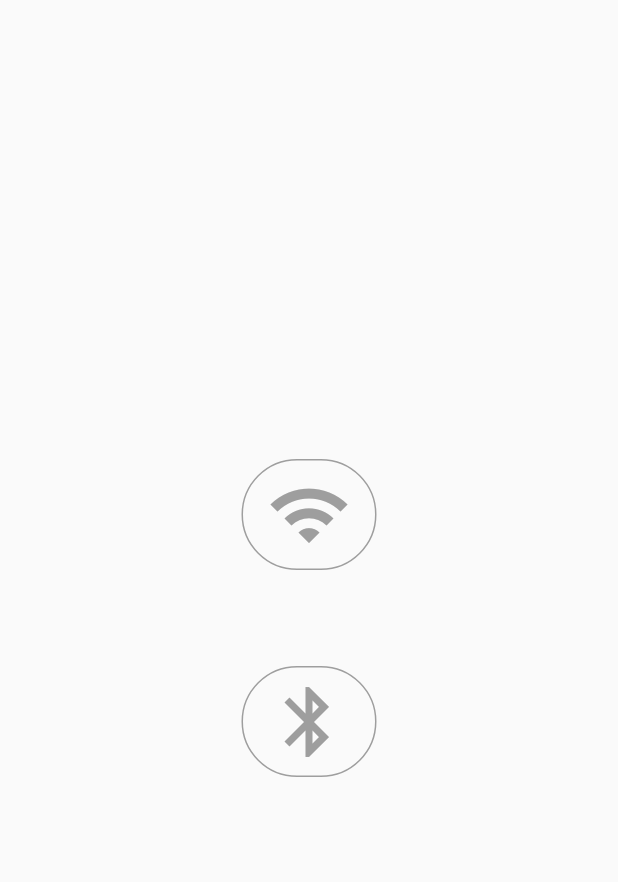
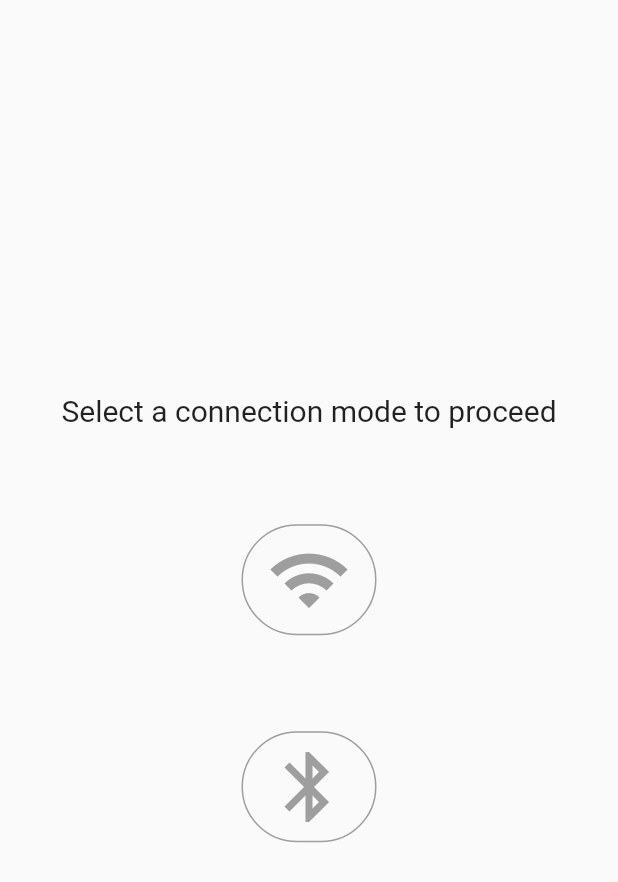
Before and after one commit to Daeon97/mecanum_wheel_drivetrain_controller, a Flutter app: the screen it shows after launch, on a phone screen of 412 x 824 dp. Shown: the top 882 px of the screen. Run offline on Flutter 3.47's test engine with Material 2 defaults, Android fonts, the phone set to English and light mode, and no system bars; our stand-ins replace equatable, flutter_bloc, flutter_blue, flutter_bluetooth_serial, flutter_dotenv, font_awesome_flutter and 5 more; missing offline and left inert: app_settings.

Commit message:
Added new rive asset and new screen

```diff
--- a/lib/app.dart
+++ b/lib/app.dart
@@ -65,13 +65,30 @@ class App extends StatelessWidget {
         builder: (_) {
           switch (routeSettings.name) {
             case defaultScreenRoute:
-              return const SelectConnectionScreen();
+              return BlocBuilder<ScreenToShowCubit, ScreenToShowState>(
+                builder: (_, screenToShowState) {
+                  if (screenToShowState is ShowScreenState) {
+                    switch (screenToShowState.screenToShow.screenToShow) {
+                      case ScreenToShow.selectConnection:
+                        return const SelectConnectionScreen();
+                      case ScreenToShow.bluetoothOps:
+                        return const BluetoothOpsScreen();
+                      case ScreenToShow.wifiOps:
+                        return const WifiOpsScreen();
+                    }
+                  } else {
+                    return const SelectConnectionScreen();
+                  }
+                },
+              );
             case bluetoothOpsScreenRoute:
               return const BluetoothOpsScreen();
             case controllerScreenRoute:
               return const ControllerScreen();
             case selectConnectionScreenRoute:
               return const SelectConnectionScreen();
+            case wifiOpsScreenRoute:
+              return const WifiOpsScreen();
             default:
               return const SizedBox.shrink();
           }
--- a/lib/blocs/bluetooth_bloc/bluetooth_bloc.dart
+++ b/lib/blocs/bluetooth_bloc/bluetooth_bloc.dart
@@ -9,6 +9,7 @@ import 'package:mecanum_wheel_drivetrain_controller/repos/repos.dart';
 import 'package:mecanum_wheel_drivetrain_controller/utils/utils.dart';
 
 part 'bluetooth_event.dart';
+
 part 'bluetooth_state.dart';
 
 class BluetoothBloc extends Bloc<BluetoothEvent, BluetoothState> {
--- a/lib/cubits/bluetooth_permission_cubit/bluetooth_permission_cubit.dart
+++ b/lib/cubits/bluetooth_permission_cubit/bluetooth_permission_cubit.dart
@@ -78,6 +78,8 @@ class BluetoothPermissionCubit extends Cubit<BluetoothPermissionState> {
           );
         }
         break;
+      case BluetoothPermissionType.bluetoothScanAndConnect:
+        break;
     }
   }
 }
--- a/lib/main.dart
+++ b/lib/main.dart
@@ -1,9 +1,15 @@
 import 'package:flutter/material.dart';
 import 'package:flutter_dotenv/flutter_dotenv.dart';
+import 'package:hydrated_bloc/hydrated_bloc.dart';
 import 'package:mecanum_wheel_drivetrain_controller/app.dart';
+import 'package:path_provider/path_provider.dart';
 
 void main() async {
+  WidgetsFlutterBinding.ensureInitialized();
   await dotenv.load();
+  HydratedBloc.storage = await HydratedStorage.build(
+    storageDirectory: await getApplicationDocumentsDirectory(),
+  );
   runApp(
     const App(),
   );
--- a/lib/repos/permissions_repo.dart
+++ b/lib/repos/permissions_repo.dart
@@ -10,4 +10,10 @@ class PermissionsRepo {
 
   Future<PermissionStatus> get requestBluetoothScanPermission =>
       Permission.bluetoothScan.request();
+
+  Future<Map<Permission, PermissionStatus>>
+      get requestBluetoothScanAndConnectPermissions => [
+            Permission.bluetoothScan,
+            Permission.bluetoothConnect,
+          ].request();
 }
--- a/lib/screens/screens.dart
+++ b/lib/screens/screens.dart
@@ -1,3 +1,4 @@
 export 'bluetooth_ops_screen.dart';
 export 'controller_screen.dart';
 export 'select_connection_screen.dart';
+export 'wifi_ops_screen.dart';
--- a/lib/screens/select_connection_screen.dart
+++ b/lib/screens/select_connection_screen.dart
@@ -1,7 +1,10 @@
 // ignore_for_file: public_member_api_docs
 
 import 'package:flutter/material.dart';
+import 'package:flutter_bloc/flutter_bloc.dart';
+import 'package:mecanum_wheel_drivetrain_controller/cubits/cubits.dart';
 import 'package:mecanum_wheel_drivetrain_controller/utils/utils.dart';
+import 'package:rive/rive.dart';
 
 class SelectConnectionScreen extends StatefulWidget {
   const SelectConnectionScreen({super.key});
@@ -12,7 +15,6 @@ class SelectConnectionScreen extends StatefulWidget {
 
 class _SelectConnectionScreenState extends State<SelectConnectionScreen> {
   late ValueNotifier<ConnectionMode?> _connectionMode;
-  bool _shouldShowInfo = true;
 
   @override
   void initState() {
@@ -37,10 +39,24 @@ class _SelectConnectionScreenState extends State<SelectConnectionScreen> {
             ),
             child: ValueListenableBuilder<ConnectionMode?>(
               valueListenable: _connectionMode,
-              builder: (_, connectionModeValue, __) => Column(
+              builder: (_, connectionModeValue, __) => AnimatedSize(
+                duration: Duration(
+                  milliseconds: threeHundredDotNil.toInt(),
+                ),
+                child: Column(
                   mainAxisSize: MainAxisSize.min,
                   mainAxisAlignment: MainAxisAlignment.center,
                   children: [
+                    const Text(
+                      selectConnectionModeText,
+                      textAlign: TextAlign.center,
+                      style: TextStyle(
+                        fontSize: padding + tinyPadding + tinyPadding,
+                      ),
+                    ),
+                    const SizedBox(
+                      height: veryLargePadding,
+                    ),
                     InkWell(
                       borderRadius: BorderRadius.circular(
                         veryLargePadding,
@@ -48,24 +64,22 @@ class _SelectConnectionScreenState extends State<SelectConnectionScreen> {
                       onTap: () {
                         if (connectionModeValue != ConnectionMode.wifi) {
                           _connectionMode.value = ConnectionMode.wifi;
-                        if (_shouldShowInfo) {
-                          showTopSnackbar(
-                            context,
-                            tapSelectedAgainToProceedText,
+                        } else {
+                          BlocProvider.of<ScreenToShowCubit>(context)
+                              .setScreenToShow(
+                            ScreenToShow.wifiOps,
                           );
-                          _shouldShowInfo = false;
-                        }
-                      } else {
-                        print('wifi tapped again');
                         }
                       },
                       child: AnimatedContainer(
                         duration: Duration(
                           milliseconds: threeHundredDotNil.toInt(),
                         ),
-                      padding: const EdgeInsets.symmetric(
+                        padding: EdgeInsets.symmetric(
                           horizontal: padding,
-                        vertical: smallPadding,
+                          vertical: connectionModeValue == ConnectionMode.wifi
+                              ? nil
+                              : smallPadding,
                         ),
                         decoration: BoxDecoration(
                           color: connectionModeValue == ConnectionMode.wifi
@@ -97,7 +111,8 @@ class _SelectConnectionScreenState extends State<SelectConnectionScreen> {
                                       connectionModeValue == ConnectionMode.wifi
                                           ? Colors.white
                                           : Colors.grey,
-                                size: connectionModeValue == ConnectionMode.wifi
+                                  size:
+                                      connectionModeValue == ConnectionMode.wifi
                                           ? veryLargePadding
                                           : veryLargePadding - smallPadding,
                                 ),
@@ -113,6 +128,22 @@ class _SelectConnectionScreenState extends State<SelectConnectionScreen> {
                                     style: TextStyle(
                                       fontSize: largePadding,
                                       color: Colors.white,
+                                    ),
+                                  )
+                                else
+                                  const SizedBox.shrink(),
+                                if (connectionModeValue == ConnectionMode.wifi)
+                                  const SizedBox(
+                                    width: padding,
+                                  )
+                                else
+                                  const SizedBox.shrink(),
+                                if (connectionModeValue == ConnectionMode.wifi)
+                                  const SizedBox(
+                                    width: veryLargePadding + largePadding,
+                                    height: veryLargePadding + largePadding,
+                                    child: RiveAnimation.asset(
+                                      canGoNextAnimationRiveAsset,
                                     ),
                                   )
                                 else
@@ -133,16 +164,10 @@ class _SelectConnectionScreenState extends State<SelectConnectionScreen> {
                       onTap: () {
                         if (connectionModeValue != ConnectionMode.bluetooth) {
                           _connectionMode.value = ConnectionMode.bluetooth;
-                        if (_shouldShowInfo) {
-                          showTopSnackbar(
-                            context,
-                            tapSelectedAgainToProceedText,
-                          );
-                          _shouldShowInfo = false;
-                        }
                         } else {
-                        Navigator.of(context).pushReplacementNamed(
-                          bluetoothOpsScreenRoute,
+                          BlocProvider.of<ScreenToShowCubit>(context)
+                              .setScreenToShow(
+                            ScreenToShow.bluetoothOps,
                           );
                         }
                       },
@@ -150,15 +175,19 @@ class _SelectConnectionScreenState extends State<SelectConnectionScreen> {
                         duration: Duration(
                           milliseconds: threeHundredDotNil.toInt(),
                         ),
-                      padding: const EdgeInsets.symmetric(
+                        padding: EdgeInsets.symmetric(
                           horizontal: padding,
-                        vertical: smallPadding,
+                          vertical:
+                              connectionModeValue == ConnectionMode.bluetooth
+                                  ? nil
+                                  : smallPadding,
                         ),
                         decoration: BoxDecoration(
                           color: connectionModeValue == ConnectionMode.bluetooth
                               ? baseColor
                               : null,
-                        border: connectionModeValue == ConnectionMode.bluetooth
+                          border:
+                              connectionModeValue == ConnectionMode.bluetooth
                                   ? null
                                   : Border.all(
                                       color: Colors.grey,
@@ -207,6 +236,24 @@ class _SelectConnectionScreenState extends State<SelectConnectionScreen> {
                                   )
                                 else
                                   const SizedBox.shrink(),
+                                if (connectionModeValue ==
+                                    ConnectionMode.bluetooth)
+                                  const SizedBox(
+                                    width: smallPadding,
+                                  )
+                                else
+                                  const SizedBox.shrink(),
+                                if (connectionModeValue ==
+                                    ConnectionMode.bluetooth)
+                                  const SizedBox(
+                                    width: veryLargePadding + largePadding,
+                                    height: veryLargePadding + largePadding,
+                                    child: RiveAnimation.asset(
+                                      canGoNextAnimationRiveAsset,
+                                    ),
+                                  )
+                                else
+                                  const SizedBox.shrink(),
                               ],
                             ),
                           ),
@@ -218,5 +265,6 @@ class _SelectConnectionScreenState extends State<SelectConnectionScreen> {
               ),
             ),
           ),
+        ),
       );
 }
--- a/lib/utils/constants.dart
+++ b/lib/utils/constants.dart
@@ -6,6 +6,7 @@ const defaultScreenRoute = '/';
 const bluetoothOpsScreenRoute = '/bluetoothOpsScreen';
 const controllerScreenRoute = '/controllerScreen';
 const selectConnectionScreenRoute = '/selectConnection';
+const wifiOpsScreenRoute = '/wifiOpsScreen';
 
 const baseColor = Color(0xFF3309FD);
 
@@ -25,6 +26,9 @@ const threeHundredDotNil = 300.0;
 
 const bluetoothAnimationRiveAsset = 'assets/bluetooth.riv';
 const bluetoothAnimationName = 'scan';
+
+const canGoNextAnimationRiveAsset = 'assets/can_go_next.riv';
+const canGoNextAnimationName = 'Can Go Next Animation';
 
 const waitingForBluetoothScanPermissionText =
     'Waiting for bluetooth scan permission';
@@ -49,3 +53,4 @@ const leaveHereText = 'Leave Here';
 const wifiText = 'WIFI';
 const bluetoothText = 'Bluetooth';
 const tapSelectedAgainToProceedText = 'Tap selected again to proceed';
+const selectConnectionModeText = 'Select a connection mode to proceed';
--- a/lib/utils/enums.dart
+++ b/lib/utils/enums.dart
@@ -1,8 +1,9 @@
 // ignore_for_file: public_member_api_docs
 
 enum BluetoothPermissionType {
+  bluetoothScan,
   bluetoothConnect,
-  bluetoothScan,
+  bluetoothScanAndConnect,
 }
 
 enum ConnectionMode {
--- a/pubspec.yaml
+++ b/pubspec.yaml
@@ -28,6 +28,7 @@ dependencies:
   app_settings: ^4.1.8
   hydrated_bloc: ^9.0.0
   top_snackbar_flutter: ^3.0.0
+  path_provider: ^2.0.11
 
 dev_dependencies:
   build_runner: ^2.3.2
```
Also changed, not shown: lib/cubits/screen_to_show_cubit/screen_to_show_cubit.dart (+13 -0 lines), lib/screens/wifi_ops_screen.dart (added, +15 -0 lines), pubspec.lock, 1 other file. Lines whose indentation alone changed are shown as unchanged.
